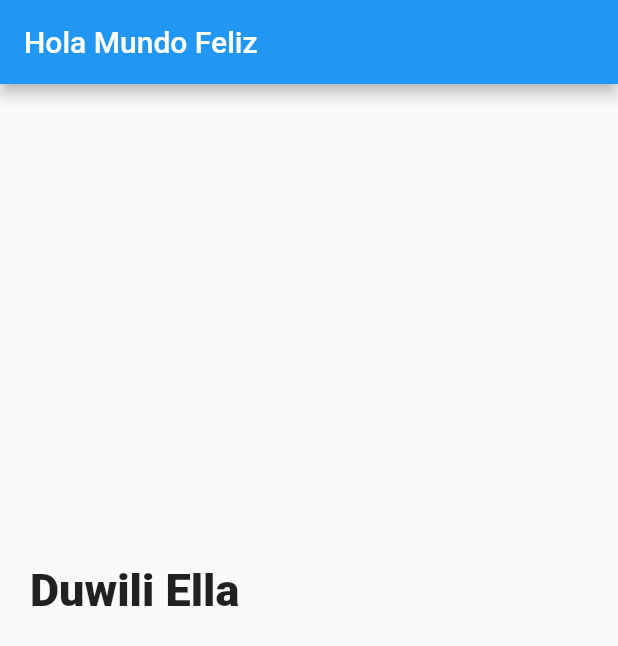
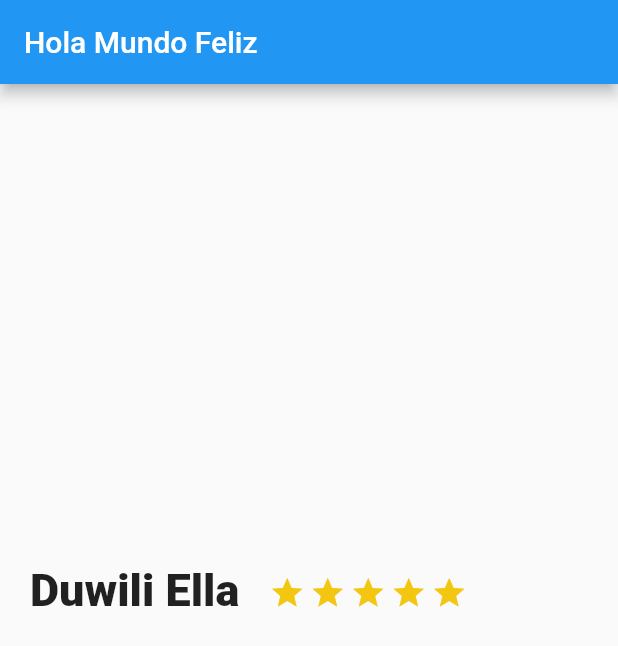
Before and after one commit to jaimelombanag/FlutterPlatzi, a Flutter app: the screen it shows after launch, on a phone screen of 412 x 824 dp. Shown: the top 646 px of the screen. Run offline on Flutter 3.47's test engine with Material 2 defaults, Android fonts, the phone set to English and light mode, and no system bars.

Commit message:
se colocan 5 estrellas

```diff
--- a/proyectoplatzi/lib/description_place.dart
+++ b/proyectoplatzi/lib/description_place.dart
@@ -3,7 +3,21 @@ import 'package:flutter/material.dart';
 class DescriptionPlace extends StatelessWidget{
   @override
   Widget build(BuildContext context) {
-    // TODO: implement build
+
+    final star = Container(
+      margin: EdgeInsets.only(
+        top: 323.0,
+        right: 3.0
+      ),
+
+      child: Icon(
+        Icons.star,
+        color: Color(0xFFf2C611),
+      ),
+
+    );
+
+
     final title_stars = Row(
       children: <Widget>[
         Container(
@@ -21,7 +35,17 @@ class DescriptionPlace extends StatelessWidget{
             ),
             textAlign: TextAlign.left,
           ),
+        ),
+        Row(
+          children: <Widget>[
+            star,
+            star,
+            star,
+            star,
+            star
+          ],
         )
+
       ],
     );
 
```
